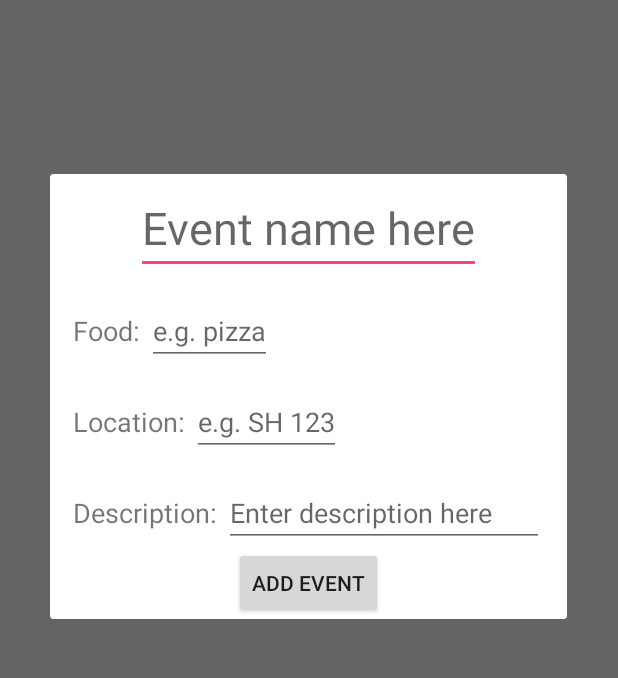
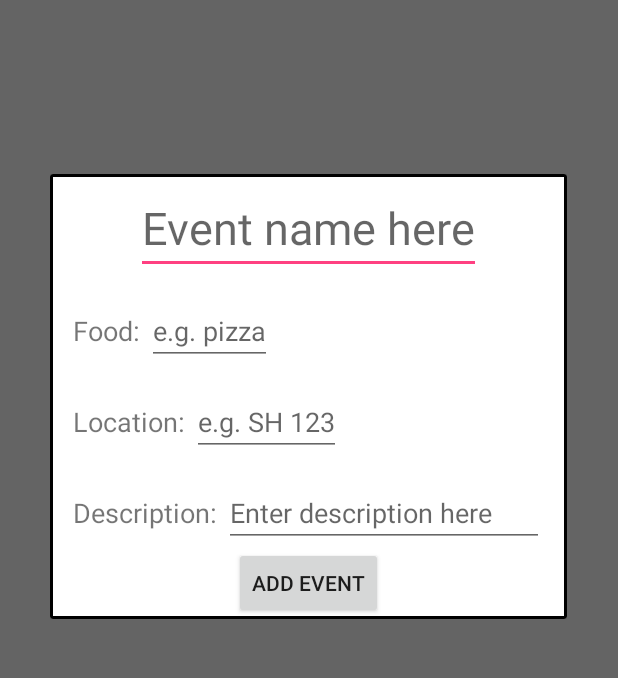
Before and after one commit to bkyras/mobilec17, an Android app: the fragment AddPost placed in its activity, tab 2 chosen, on a phone screen of 412 x 824 dp, the part 221-899 px from its top. Run offline under Robolectric (Android 15) with nearby library versions, the phone set to English and light mode, and no system bars.

Commit message:
changed layout

```diff
--- a/FeedMe/app/src/main/res/layout/add_post.xml
+++ b/FeedMe/app/src/main/res/layout/add_post.xml
@@ -3,7 +3,8 @@
     android:id="@+id/add_post_fragment"
     xmlns:tools="http://schemas.android.com/tools"
     android:layout_width="match_parent"
-    android:layout_height="match_parent">
+    android:layout_height="match_parent"
+    android:background="@drawable/back">
 
     <!-- TODO: Update blank fragment layout -->
 
@@ -28,7 +29,8 @@
                 android:layout_marginTop="5dp"
                 android:textSize="30sp"
 
-                android:hint="Event name here" />
+                android:hint="Event name here"
+                android:maxLength="40" />
 
         </LinearLayout>
 
@@ -56,7 +58,8 @@
                 android:hint="e.g. pizza"
                 android:lines="1"
                 android:layout_height="match_parent"
-                android:layout_weight="0.65" />
+                android:layout_weight="0.65"
+                android:maxLength="30" />
 
         </LinearLayout>
 
@@ -85,7 +88,9 @@
                 android:hint="e.g. SH 123"
                 android:lines="1"
                 android:layout_width="wrap_content"
-                android:layout_weight="0.79" />
+                android:layout_weight="0.79"
+                android:maxLength="20"
+                android:maxHeight="30dp" />
 
         </LinearLayout>
 
--- a/FeedMe/app/src/main/res/layout/tab1.xml
+++ b/FeedMe/app/src/main/res/layout/tab1.xml
@@ -31,7 +31,7 @@
             android:layout_weight="1" />
 
         <Button
-            android:text="Post"
+            android:text="ADD"
             android:layout_width="wrap_content"
             android:layout_height="70dp"
             android:id="@+id/addPost_btn"
--- a/FeedMe/app/src/main/res/values/strings.xml
+++ b/FeedMe/app/src/main/res/values/strings.xml
@@ -14,7 +14,6 @@
         <item>Food Type</item>
         <item>Location</item>
         <item>Votes</item>
-        <item>Time</item>
     </string-array>
 
 </resources>
```
Also changed, not shown: FeedMe/app/src/main/res/layout/fragment_post_detail.xml (+2 -9 lines).
